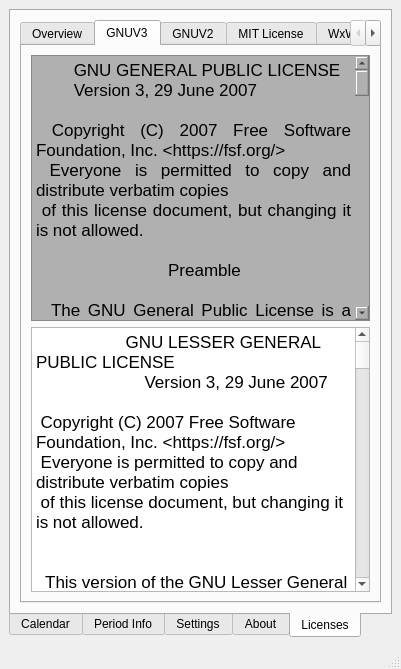
First picture: the form in mainwindow.ui, repository socphoenix/Period_Underground, before the edit.
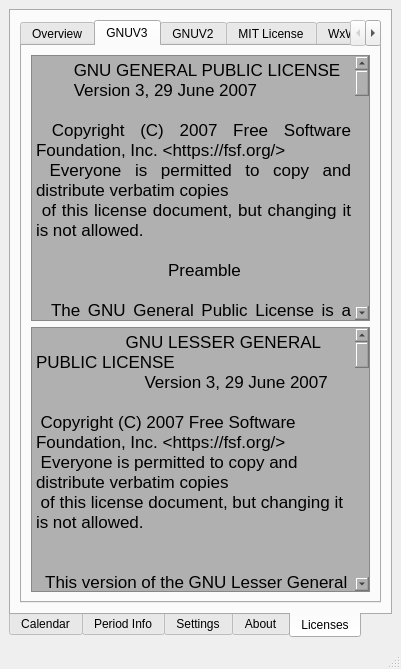
Second picture: the form after the edit. The open tabs and pages were chosen to show the change.

Commit message: update About section for period estimator function

Diff of the .ui file:
```diff
--- a/mainwindow.ui
+++ b/mainwindow.ui
@@ -1334,6 +1334,9 @@
             </item>
             <item>
              <widget class="QTextBrowser" name="textBrowser_5">
+              <property name="styleSheet">
+               <string notr="true">background-color: rgb(176, 176, 176);</string>
+              </property>
               <property name="html">
                <string>&lt;!DOCTYPE HTML PUBLIC &quot;-//W3C//DTD HTML 4.0//EN&quot; &quot;http://www.w3.org/TR/REC-html40/strict.dtd&quot;&gt;
 &lt;html&gt;&lt;head&gt;&lt;meta name=&quot;qrichtext&quot; content=&quot;1&quot; /&gt;&lt;meta charset=&quot;utf-8&quot; /&gt;&lt;style type=&quot;text/css&quot;&gt;
```
Left out of the diff: 1 changed line with no effect on the pictures.
